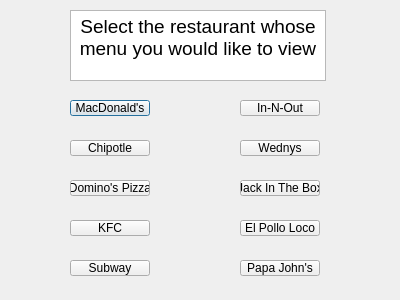
Above: viewMenus/viewmenu.ui from kevinvu01/CS1D-Team-Spanky before the change. Below: the same form after it.
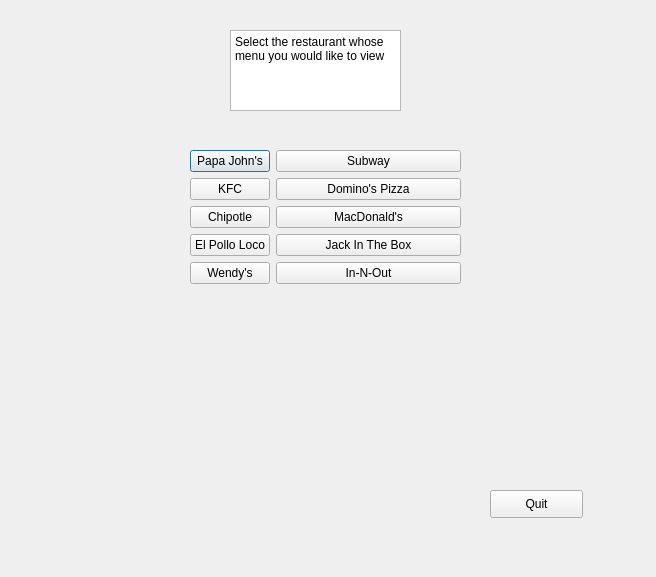
That is the form after the change.

```diff
--- a/viewMenus/viewmenu.ui
+++ b/viewMenus/viewmenu.ui
@@ -6,158 +6,119 @@
    <rect>
     <x>0</x>
     <y>0</y>
-    <width>400</width>
-    <height>300</height>
+    <width>656</width>
+    <height>577</height>
    </rect>
   </property>
   <property name="windowTitle">
    <string>Dialog</string>
   </property>
-  <widget class="QPushButton" name="MacDonalds">
+  <widget class="QWidget" name="formLayoutWidget">
    <property name="geometry">
     <rect>
-     <x>70</x>
-     <y>100</y>
-     <width>80</width>
-     <height>16</height>
+     <x>190</x>
+     <y>150</y>
+     <width>271</width>
+     <height>211</height>
     </rect>
    </property>
-   <property name="text">
-    <string>MacDonald's</string>
-   </property>
+   <layout class="QFormLayout" name="formLayout">
+    <item row="0" column="0">
+     <widget class="QPushButton" name="PapaJohns">
+      <property name="text">
+       <string>Papa John's</string>
+      </property>
+     </widget>
+    </item>
+    <item row="0" column="1">
+     <widget class="QPushButton" name="Subway">
+      <property name="text">
+       <string>Subway</string>
+      </property>
+     </widget>
+    </item>
+    <item row="1" column="0">
+     <widget class="QPushButton" name="KFC">
+      <property name="text">
+       <string>KFC</string>
+      </property>
+     </widget>
+    </item>
+    <item row="1" column="1">
+     <widget class="QPushButton" name="Dominos">
+      <property name="text">
+       <string>Domino's Pizza</string>
+      </property>
+     </widget>
+    </item>
+    <item row="2" column="0">
+     <widget class="QPushButton" name="Chipotle">
+      <property name="text">
+       <string>Chipotle</string>
+      </property>
+     </widget>
+    </item>
+    <item row="2" column="1">
+     <widget class="QPushButton" name="MacDonalds">
+      <property name="text">
+       <string>MacDonald's</string>
+      </property>
+     </widget>
+    </item>
+    <item row="3" column="0">
+     <widget class="QPushButton" name="ElPolloLoco">
+      <property name="text">
+       <string>El Pollo Loco</string>
+      </property>
+     </widget>
+    </item>
+    <item row="5" column="1">
+     <widget class="QPushButton" name="InNOut">
+      <property name="text">
+       <string>In-N-Out</string>
+      </property>
+     </widget>
+    </item>
+    <item row="5" column="0">
+     <widget class="QPushButton" name="Wendys">
+      <property name="text">
+       <string>Wendy's</string>
+      </property>
+     </widget>
+    </item>
+    <item row="3" column="1">
+     <widget class="QPushButton" name="JackInTheBox">
+      <property name="text">
+       <string>Jack In The Box</string>
+      </property>
+     </widget>
+    </item>
+   </layout>
   </widget>
-  <widget class="QPushButton" name="Chipotle">
+  <widget class="QPlainTextEdit" name="plainTextEdit">
    <property name="geometry">
     <rect>
-     <x>70</x>
-     <y>140</y>
-     <width>80</width>
-     <height>16</height>
+     <x>230</x>
+     <y>30</y>
+     <width>171</width>
+     <height>81</height>
     </rect>
    </property>
-   <property name="text">
-    <string>Chipotle</string>
+   <property name="plainText">
+    <string>Select the restaurant whose menu you would like to view</string>
    </property>
   </widget>
-  <widget class="QPushButton" name="Dominos">
+  <widget class="QPushButton" name="pushButton">
    <property name="geometry">
     <rect>
-     <x>70</x>
-     <y>180</y>
-     <width>80</width>
-     <height>16</height>
+     <x>490</x>
+     <y>490</y>
+     <width>93</width>
+     <height>28</height>
     </rect>
    </property>
    <property name="text">
-    <string>Domino's Pizza</string>
-   </property>
-  </widget>
-  <widget class="QPushButton" name="KFC">
-   <property name="geometry">
-    <rect>
-     <x>70</x>
-     <y>220</y>
-     <width>80</width>
-     <height>16</height>
-    </rect>
-   </property>
-   <property name="text">
-    <string>KFC</string>
-   </property>
-  </widget>
-  <widget class="QPushButton" name="Subway">
-   <property name="geometry">
-    <rect>
-     <x>70</x>
-     <y>260</y>
-     <width>80</width>
-     <height>16</height>
-    </rect>
-   </property>
-   <property name="text">
-    <string>Subway</string>
-   </property>
-  </widget>
-  <widget class="QPushButton" name="InNOut">
-   <property name="geometry">
-    <rect>
-     <x>240</x>
-     <y>100</y>
-     <width>80</width>
-     <height>16</height>
-    </rect>
-   </property>
-   <property name="text">
-    <string>In-N-Out</string>
-   </property>
-  </widget>
-  <widget class="QPushButton" name="Wendys">
-   <property name="geometry">
-    <rect>
-     <x>240</x>
-     <y>140</y>
-     <width>80</width>
-     <height>16</height>
-    </rect>
-   </property>
-   <property name="text">
-    <string>Wednys</string>
-   </property>
-  </widget>
-  <widget class="QPushButton" name="JackInTheBox">
-   <property name="geometry">
-    <rect>
-     <x>240</x>
-     <y>180</y>
-     <width>80</width>
-     <height>16</height>
-    </rect>
-   </property>
-   <property name="text">
-    <string>Jack In The Box</string>
-   </property>
-  </widget>
-  <widget class="QPushButton" name="ElPolloLoco">
-   <property name="geometry">
-    <rect>
-     <x>240</x>
-     <y>220</y>
-     <width>80</width>
-     <height>16</height>
-    </rect>
-   </property>
-   <property name="text">
-    <string>El Pollo Loco</string>
-   </property>
-  </widget>
-  <widget class="QPushButton" name="PapaJohns">
-   <property name="geometry">
-    <rect>
-     <x>240</x>
-     <y>260</y>
-     <width>80</width>
-     <height>16</height>
-    </rect>
-   </property>
-   <property name="text">
-    <string>Papa John's</string>
-   </property>
-  </widget>
-  <widget class="QTextBrowser" name="textBrowser">
-   <property name="geometry">
-    <rect>
-     <x>70</x>
-     <y>10</y>
-     <width>256</width>
-     <height>71</height>
-    </rect>
-   </property>
-   <property name="html">
-    <string>&lt;!DOCTYPE HTML PUBLIC &quot;-//W3C//DTD HTML 4.0//EN&quot; &quot;http://www.w3.org/TR/REC-html40/strict.dtd&quot;&gt;
-&lt;html&gt;&lt;head&gt;&lt;meta name=&quot;qrichtext&quot; content=&quot;1&quot; /&gt;&lt;style type=&quot;text/css&quot;&gt;
-p, li { white-space: pre-wrap; }
-&lt;/style&gt;&lt;/head&gt;&lt;body style=&quot; font-family:'MS Shell Dlg 2'; font-size:8pt; font-weight:400; font-style:normal;&quot;&gt;
-&lt;p align=&quot;center&quot; style=&quot; margin-top:0px; margin-bottom:0px; margin-left:0px; margin-right:0px; -qt-block-indent:0; text-indent:0px;&quot;&gt;&lt;span style=&quot; font-size:14pt;&quot;&gt;Select the restaurant whose menu you would like to view&lt;/span&gt;&lt;/p&gt;&lt;/body&gt;&lt;/html&gt;</string>
+    <string>Quit</string>
    </property>
   </widget>
  </widget>
```
